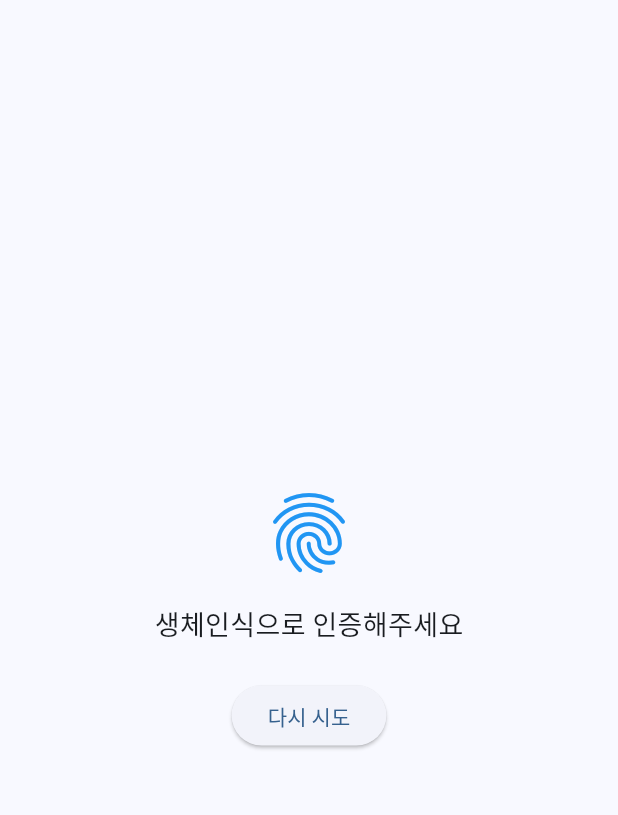
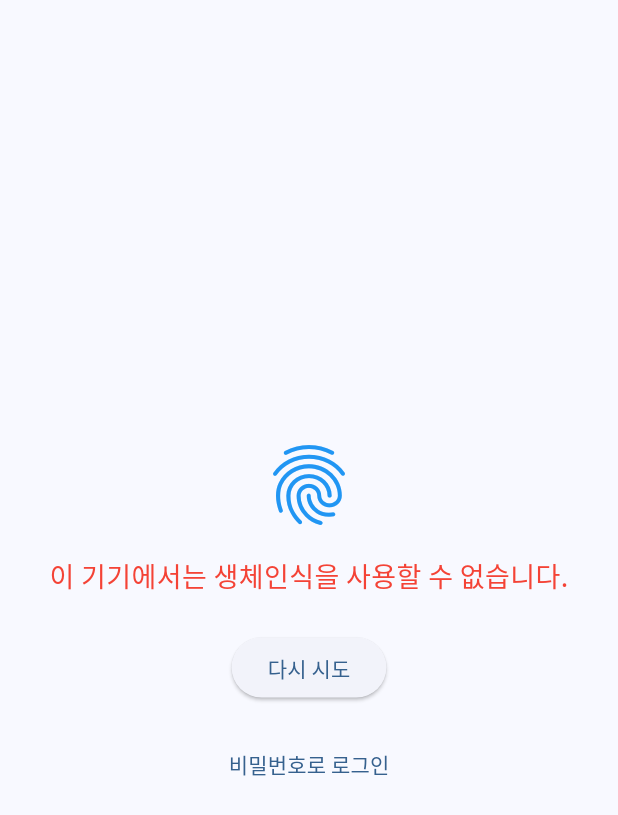
Before and after one commit to bnbong/Bault, a Flutter app: the BiometricAuthScreen screen opened by its route, after a tap on "다시 시도", on a phone screen of 412 x 824 dp. Shown: the top 815 px of the screen. Run offline on Flutter 3.47's test engine with Material 3 defaults, Android fonts, the light colour scheme and no system bars; our stand-ins replace flutter_riverpod, flutter_slidable, google_sign_in, googleapis_auth, local_auth, shared_preferences; missing offline and left inert: encrypt, googleapis; accounts and stored records are empty; statements that could not run were skipped.

Commit message:
[FEAT] 생체인식 구현 완료 - iOS 물리 디바이스 확인

```diff
--- a/lib/screens/auth/biometric_auth_screen.dart
+++ b/lib/screens/auth/biometric_auth_screen.dart
@@ -11,20 +11,78 @@ class BiometricAuthScreen extends ConsumerStatefulWidget {
 }
 
 class _BiometricAuthScreenState extends ConsumerState<BiometricAuthScreen> {
+  bool _isAuthenticating = false;
+  bool _authFailed = false;
+  String _errorMessage = '';
+
   @override
   void initState() {
     super.initState();
+    // 화면 로드를 위한 지연시간
+    Future.delayed(const Duration(milliseconds: 1000), () {
+      if (mounted) {
         _authenticate();
+      }
+    });
   }
 
   Future<void> _authenticate() async {
+    if (_isAuthenticating) return;
+
+    setState(() {
+      _isAuthenticating = true;
+      _authFailed = false;
+      _errorMessage = '';
+    });
+
+    try {
+      final platform = Theme.of(context).platform;
+
+      final isBiometricsAvailable =
+          await ref.read(biometricProvider.notifier).isAvailable();
+
+      if (!isBiometricsAvailable) {
+        setState(() {
+          _authFailed = true;
+          _errorMessage = '이 기기에서는 생체인식을 사용할 수 없습니다.';
+          _isAuthenticating = false;
+        });
+        return;
+      }
+
+      debugPrint('생체인식 인증 시작: ${platform.toString()}');
+
       final isAuthenticated = await ref
           .read(biometricProvider.notifier)
           .authenticate('생체인식으로 인증해주세요.');
 
-    if (isAuthenticated && mounted) {
+      debugPrint('생체인식 인증 완료: $isAuthenticated');
+
+      if (mounted) {
+        if (isAuthenticated) {
           Navigator.pushReplacementNamed(context, '/home');
+        } else {
+          setState(() {
+            _authFailed = true;
+            _errorMessage = '생체인식 인증에 실패했습니다.';
+            _isAuthenticating = false;
+          });
         }
+      }
+    } catch (e) {
+      debugPrint('생체인식 인증 중 예외 발생: $e');
+      if (mounted) {
+        setState(() {
+          _authFailed = true;
+          _errorMessage = '인증 중 오류가 발생했습니다.';
+          _isAuthenticating = false;
+        });
+      }
+    }
+  }
+
+  void _goToPasswordLogin() {
+    Navigator.pushReplacementNamed(context, '/login');
   }
 
   @override
@@ -40,14 +98,30 @@ class _BiometricAuthScreenState extends ConsumerState<BiometricAuthScreen> {
               color: Colors.blue,
             ),
             const SizedBox(height: 16),
-            const Text(
-              '생체인식으로 인증해주세요',
-              style: TextStyle(fontSize: 18),
+            Text(
+              _authFailed ? _errorMessage : '생체인식으로 인증해주세요',
+              style: TextStyle(
+                fontSize: 18,
+                color: _authFailed ? Colors.red : Colors.black,
+              ),
+              textAlign: TextAlign.center,
             ),
             const SizedBox(height: 24),
+            if (_isAuthenticating)
+              const CircularProgressIndicator()
+            else
+              Column(
+                children: [
                   ElevatedButton(
                     onPressed: _authenticate,
                     child: const Text('다시 시도'),
+                  ),
+                  const SizedBox(height: 16),
+                  TextButton(
+                    onPressed: _goToPasswordLogin,
+                    child: const Text('비밀번호로 로그인'),
+                  ),
+                ],
               ),
           ],
         ),
--- a/lib/services/impl/local_biometric_service.dart
+++ b/lib/services/impl/local_biometric_service.dart
@@ -64,19 +64,53 @@ class LocalBiometricService implements BiometricService {
   Future<bool> authenticate(String localizedReason) async {
     // 웹 환경이거나 생체인식 서비스가 초기화되지 않았으면 항상 false 반환
     if (kIsWeb || _localAuth == null) {
+      debugPrint('생체인식 인증 불가: 웹 환경이거나 생체인식 서비스 미초기화');
       return false;
     }
 
     try {
-      return await _localAuth.authenticate(
+      final isDeviceSupported = await _localAuth.isDeviceSupported();
+      if (!isDeviceSupported) {
+        debugPrint('생체인식 인증 불가: 기기가 생체인식을 지원하지 않음');
+        return false;
+      }
+
+      final canCheck = await _localAuth.canCheckBiometrics;
+      if (!canCheck) {
+        debugPrint('생체인식 인증 불가: 생체인식 검사 기능 사용 불가');
+        return false;
+      }
+
+      // 사용 가능한 생체인식 유형 확인
+      final availableBiometrics = await _localAuth.getAvailableBiometrics();
+      debugPrint('사용 가능한 생체인식: $availableBiometrics');
+
+      if (availableBiometrics.isEmpty) {
+        debugPrint('사용 가능한 생체인식 없음');
+        return false;
+      }
+
+      final hasFaceID = availableBiometrics.contains(BiometricType.face);
+      final hasFingerprint =
+          availableBiometrics.contains(BiometricType.fingerprint);
+
+      debugPrint('Face ID 사용 가능: $hasFaceID, 지문 사용 가능: $hasFingerprint');
+
+      // 인증 시도
+      final authenticated = await _localAuth.authenticate(
         localizedReason: localizedReason,
         options: const AuthenticationOptions(
           stickyAuth: true,
-          biometricOnly: true,
+          biometricOnly: false,
+          useErrorDialogs: true,
         ),
       );
+
+      debugPrint('생체인식 인증 결과: $authenticated');
+      return authenticated;
     } on PlatformException catch (e) {
-      debugPrint('생체인식 인증 실패: $e');
+      debugPrint(
+          '생체인식 인증 PlatformException: ${e.message}, code: ${e.code}, details: ${e.details}');
       return false;
     } catch (e) {
       debugPrint('생체인식 인증 중 예상치 못한 오류: $e');
```
Also changed, not shown: lib/providers/biometric_provider.dart (+35 -2 lines), 2 other files. Lines whose indentation alone changed are shown as unchanged.
